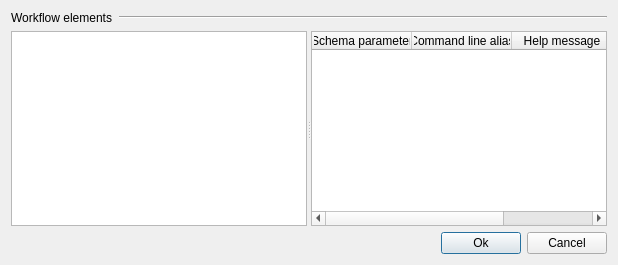
Before: the Qt Designer form src/plugins/workflow_designer/src/ui/SchemaAliasesConfigurationDialog.ui in dualword/ugene-qt4, drawn with Qt 5.
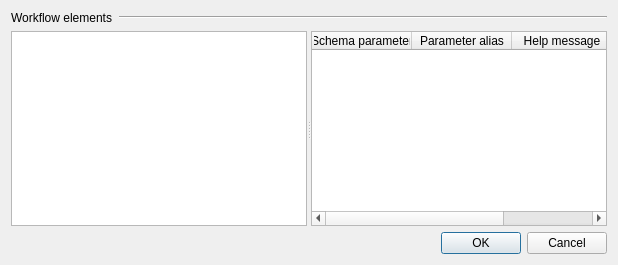
After: the same form once the commit is applied.

```diff
--- a/src/plugins/workflow_designer/src/ui/SchemaAliasesConfigurationDialog.ui
+++ b/src/plugins/workflow_designer/src/ui/SchemaAliasesConfigurationDialog.ui
@@ -71,7 +71,7 @@
       </column>
       <column>
        <property name="text">
-        <string>Command line alias</string>
+        <string>Parameter alias</string>
        </property>
       </column>
       <column>
@@ -86,35 +86,11 @@
     </widget>
    </item>
    <item>
-    <layout class="QHBoxLayout" name="horizontalLayout_2">
-     <item>
-      <spacer name="horizontalSpacer">
-       <property name="orientation">
-        <enum>Qt::Horizontal</enum>
-       </property>
-       <property name="sizeHint" stdset="0">
-        <size>
-         <width>40</width>
-         <height>20</height>
-        </size>
-       </property>
-      </spacer>
-     </item>
-     <item>
-      <widget class="QPushButton" name="okPushButton">
-       <property name="text">
-        <string>Ok</string>
-       </property>
-      </widget>
-     </item>
-     <item>
-      <widget class="QPushButton" name="cancelPushButton">
-       <property name="text">
-        <string>Cancel</string>
-       </property>
-      </widget>
-     </item>
-    </layout>
+    <widget class="QDialogButtonBox" name="buttonBox">
+     <property name="standardButtons">
+      <set>QDialogButtonBox::Cancel|QDialogButtonBox::Ok</set>
+     </property>
+    </widget>
    </item>
   </layout>
  </widget>
```
Left out of the diff: 2 changed lines with no effect on the pictures.
